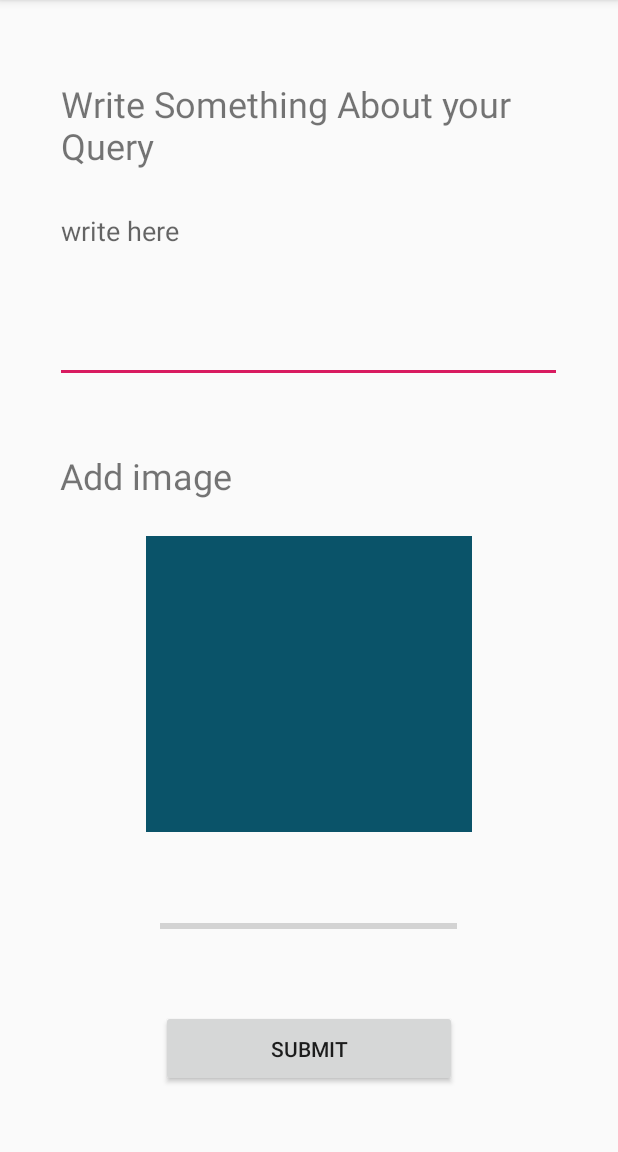
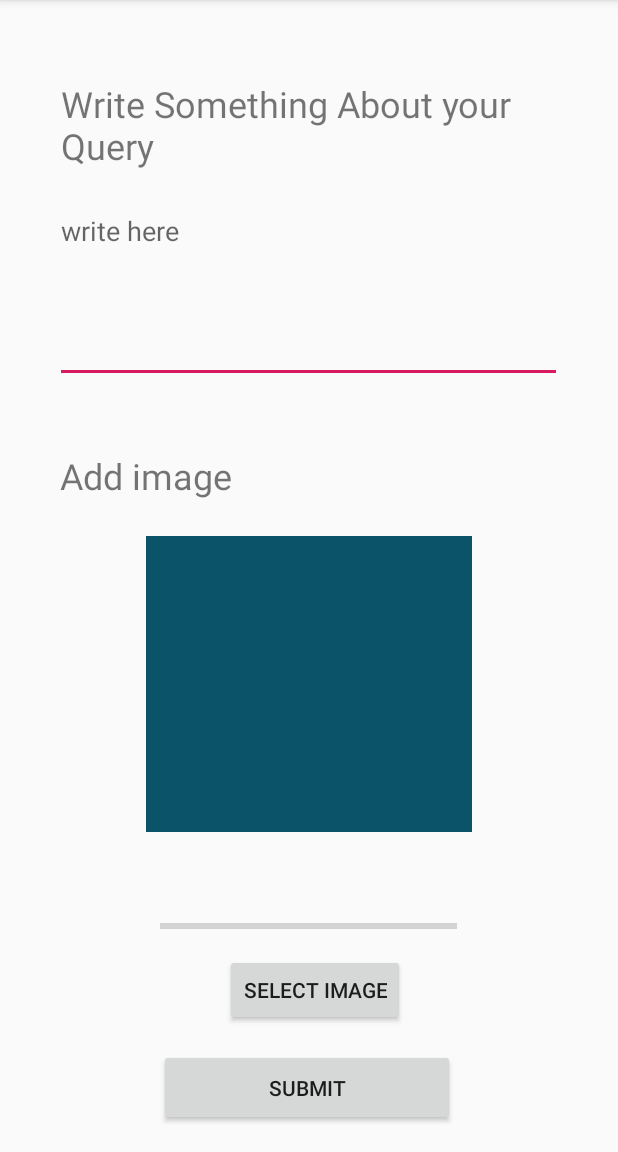
Before and after one commit to RajGorhekar/Prectify, an Android app: the RaiseQuery screen opened directly, with no data from a screen before it, on a phone screen of 412 x 824 dp, the part 84-1236 px from its top. Run offline under Robolectric (Android 15) with nearby library versions, the phone set to English and light mode, and no system bars; our stand-ins replace Firebase (no records; nobody signed in at launch, a user with empty details on screens opened directly).

Commit message:
push 26 sept

```diff
--- a/app/build.gradle
+++ b/app/build.gradle
@@ -31,6 +31,10 @@ dependencies {
     implementation 'androidx.constraintlayout:constraintlayout'
     implementation 'androidx.legacy:legacy-support-v4:1.0.0'
     implementation 'com.google.firebase:firebase-auth:16.0.5'
+    implementation 'com.google.firebase:firebase-database:16.0.4'
+    implementation 'com.google.firebase:firebase-storage:16.0.4'
+    implementation 'com.github.bumptech.glide:glide:4.9.0'
+    annotationProcessor 'com.github.bumptech.glide:compiler:4.9.0'
     testImplementation 'junit:junit:4.12'
     androidTestImplementation 'androidx.test:runner:1.2.0'
     androidTestImplementation 'androidx.test.espresso:espresso-core:3.2.0'
--- a/app/src/main/AndroidManifest.xml
+++ b/app/src/main/AndroidManifest.xml
@@ -1,6 +1,8 @@
 <?xml version="1.0" encoding="utf-8"?>
 <manifest xmlns:android="http://schemas.android.com/apk/res/android"
     package="com.example.prectify">
+    <uses-permission android:name="android.permission.READ_EXTERNAL_STORAGE"/>
+
 
     <uses-permission android:name="android.permission.INTERNET" />
 
--- a/app/src/main/java/com/example/prectify/QueryType.java
+++ b/app/src/main/java/com/example/prectify/QueryType.java
@@ -13,6 +13,7 @@ public class QueryType extends AppCompatActivity {
     RadioButton hygiene;
     RadioButton food;
     RadioButton others;
+    String i;
 
 
     @Override
@@ -37,6 +38,7 @@ public class QueryType extends AppCompatActivity {
         academics.setOnClickListener( new View.OnClickListener() {
             @Override
             public void onClick ( View view ) {
+                i="1";
                 Intent intent;
                 intent = new Intent( QueryType.this , RaiseQuery.class );
                 startActivity(intent);
@@ -47,6 +49,7 @@ public class QueryType extends AppCompatActivity {
         technical.setOnClickListener( new View.OnClickListener() {
             @Override
             public void onClick ( View view ) {
+                i="2";
                 Intent intent;
                 intent = new Intent( QueryType.this , RaiseQuery.class );
                 startActivity(intent);
@@ -57,6 +60,7 @@ public class QueryType extends AppCompatActivity {
         hygiene.setOnClickListener( new View.OnClickListener() {
             @Override
             public void onClick ( View view ) {
+                i="3";
                 Intent intent;
                 intent = new Intent( QueryType.this , RaiseQuery.class );
                 startActivity(intent);
@@ -67,6 +71,7 @@ public class QueryType extends AppCompatActivity {
         food.setOnClickListener( new View.OnClickListener() {
             @Override
             public void onClick ( View view ) {
+                i="4";
                 Intent intent;
                 intent = new Intent( QueryType.this , RaiseQuery.class );
                 startActivity(intent);
@@ -77,6 +82,7 @@ public class QueryType extends AppCompatActivity {
         others.setOnClickListener( new View.OnClickListener() {
             @Override
             public void onClick ( View view ) {
+                i="5";
                 Intent intent;
                 intent = new Intent( QueryType.this , RaiseQuery.class );
                 startActivity(intent);
--- a/app/src/main/java/com/example/prectify/SelectType.java
+++ b/app/src/main/java/com/example/prectify/SelectType.java
@@ -37,5 +37,6 @@ public class SelectType extends AppCompatActivity {
     public void goToMainActivity() {
         Intent i = new Intent(this, StuLogin.class);
         startActivity(i);
+        finish();
     }
 }
--- a/app/src/main/java/com/example/prectify/StuLogin.java
+++ b/app/src/main/java/com/example/prectify/StuLogin.java
@@ -105,6 +105,7 @@ public class StuLogin extends AppCompatActivity {
     public void goToMainActivity() {
         Intent i = new Intent(this, MainActivity.class);
         startActivity(i);
+        finish();
 
     }
 
--- a/app/src/main/java/com/example/prectify/StuRegister.java
+++ b/app/src/main/java/com/example/prectify/StuRegister.java
@@ -87,6 +87,7 @@ public class StuRegister extends AppCompatActivity {
     public void goToMainActivity() {
         Intent i = new Intent(this, MainActivity.class);
         startActivity(i);
+        finish();
 
     }
 
--- a/app/src/main/res/layout/activity_raise_query.xml
+++ b/app/src/main/res/layout/activity_raise_query.xml
@@ -101,15 +101,33 @@
         android:layout_width="197dp"
         android:layout_height="51dp"
         android:layout_marginStart="8dp"
-        android:layout_marginLeft="8dp"
         android:layout_marginTop="8dp"
         android:layout_marginEnd="8dp"
-        android:layout_marginRight="8dp"
         android:layout_marginBottom="8dp"
         android:text="Submit"
+        android:onClick="btnUploadImage"
         app:layout_constraintBottom_toBottomOf="parent"
         app:layout_constraintEnd_toEndOf="parent"
+        app:layout_constraintHorizontal_bias="0.494"
         app:layout_constraintStart_toStartOf="parent"
-        app:layout_constraintTop_toBottomOf="@+id/progressBar" />
+        app:layout_constraintTop_toBottomOf="@+id/progressBar"
+        app:layout_constraintVertical_bias="0.868" />
+
+    <Button
+        android:id="@+id/button6"
+        android:layout_width="wrap_content"
+        android:layout_height="wrap_content"
+        android:layout_marginStart="8dp"
+        android:layout_marginTop="8dp"
+        android:layout_marginEnd="8dp"
+        android:layout_marginBottom="8dp"
+        android:text="SELECT IMAGE"
+        android:onClick="btnSelectImage"
+        app:layout_constraintBottom_toBottomOf="parent"
+        app:layout_constraintEnd_toEndOf="parent"
+        app:layout_constraintHorizontal_bias="0.514"
+        app:layout_constraintStart_toStartOf="parent"
+        app:layout_constraintTop_toTopOf="parent"
+        app:layout_constraintVertical_bias="0.892" />
 
 </androidx.constraintlayout.widget.ConstraintLayout>
--- a/app/src/main/res/layout/recycler_row_item.xml
+++ b/app/src/main/res/layout/recycler_row_item.xml
@@ -7,9 +7,8 @@
 
         <androidx.cardview.widget.CardView
             android:id="@+id/mycardView"
-            android:layout_width="wrap_content"
+            android:layout_width="match_parent"
             android:layout_height="250dp"
-            cardElevation="3dp"
             android:layout_margin="4dp"
             app:cardUseCompatPadding="true">
 
@@ -23,6 +22,7 @@
                     android:layout_width="match_parent"
                     android:layout_height="0dp"
                     android:id="@+id/ivImage"
+
                     android:layout_weight="4"
                     android:scaleType="centerCrop"
                     android:src="@drawable/bhau"
```
Also changed, not shown: app/src/main/java/com/example/prectify/DetailActivity.java (+8 -1 lines), app/src/main/java/com/example/prectify/MainActivity.java (+83 -12 lines), app/src/main/java/com/example/prectify/MyAdapter.java (+9 -5 lines), app/src/main/java/com/example/prectify/RaiseQuery.java (+107 -8 lines), app/src/main/java/com/example/prectify/UserData.java (+12 -8 lines), app/src/main/res/layout/content_main.xml (+11 -1 lines), build.gradle (+9 -1 lines), gradle/wrapper/gradle-wrapper.properties.
